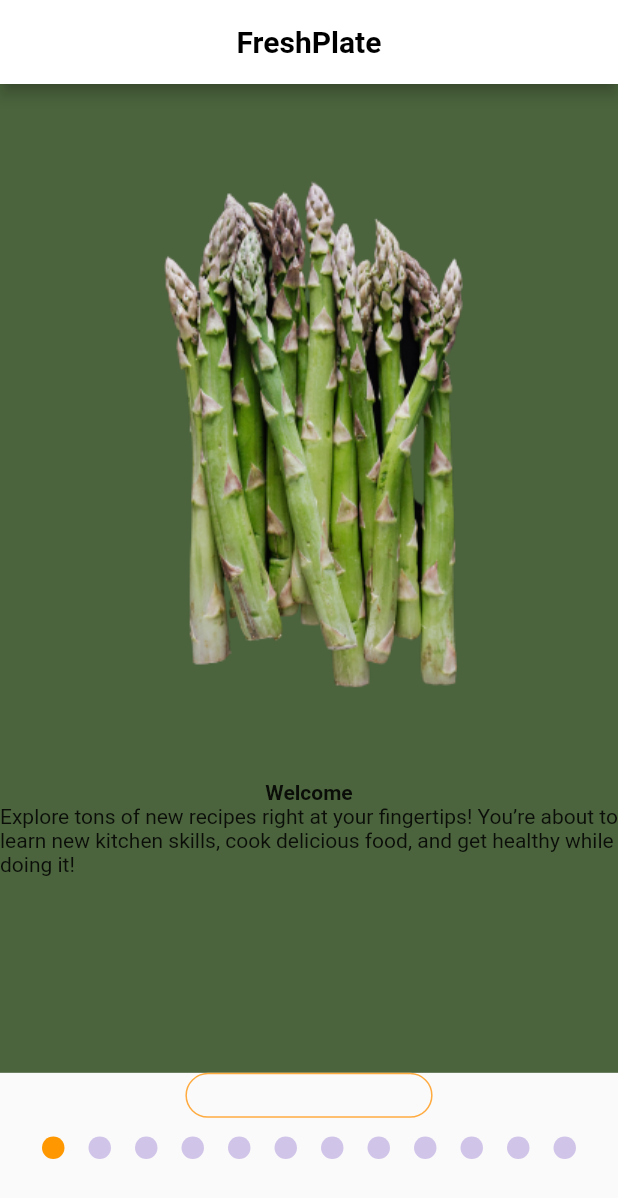
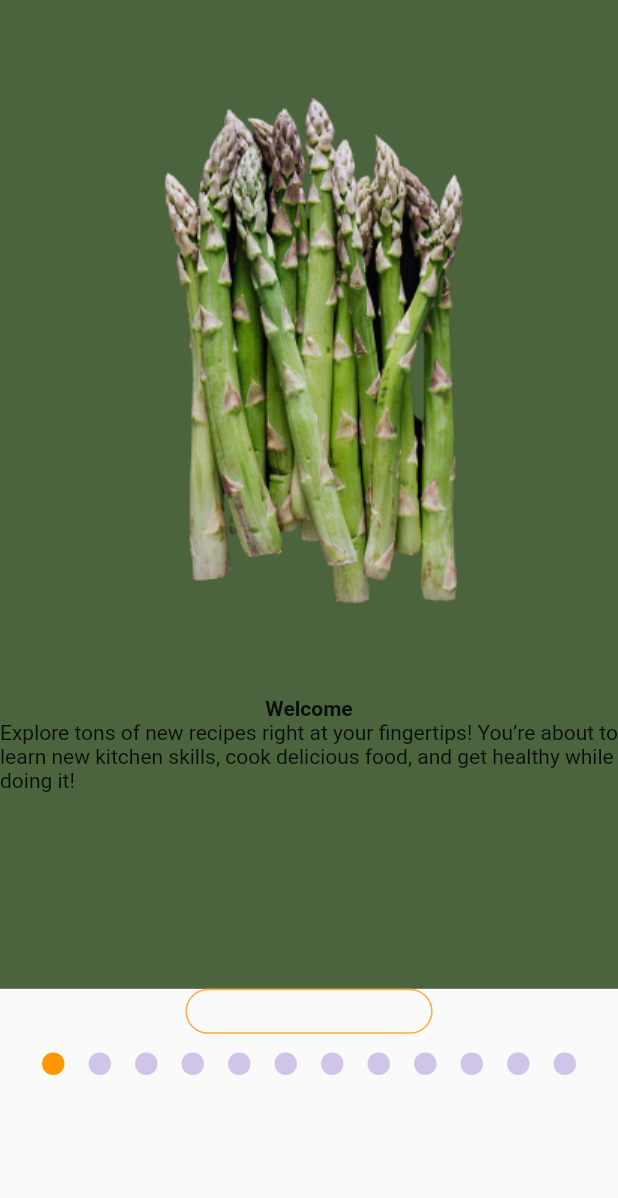
Before and after one commit to artur121255/CureAlife-dev, a Flutter app: the screen it shows after launch, on a phone screen of 412 x 824 dp. Shown: the top 1198 px of the screen. Run offline on Flutter 3.47's test engine with Material 2 defaults, Android fonts, the phone set to English and light mode, and no system bars; drawn by our look-alikes of smooth_page_indicator; our stand-ins replace firebase_auth, firebase_core, open_file, shared_preferences; missing offline and left inert: syncfusion_flutter_xlsio; accounts and stored records are empty.

```diff
--- a/lib/main.dart
+++ b/lib/main.dart
@@ -7,6 +7,7 @@ import 'package:medicalinfo2/pages/OnBoarding12.dart';
 import 'package:medicalinfo2/pages/OnBoarding13.dart';
 import 'package:medicalinfo2/pages/OnBoarding9.dart';
 import 'package:medicalinfo2/pages/OnBoarding8.dart';
+import 'package:medicalinfo2/pages/starterOnBoarding2.dart';
 import 'package:medicalinfo2/screens/register.dart';
 import 'package:medicalinfo2/screens/signin_screen.dart';
 import 'package:shared_preferences/shared_preferences.dart';
@@ -45,11 +46,12 @@ class _MyAppState extends State<MyApp> {
       theme: ThemeData(
         primarySwatch: Colors.blue,
       ),
-      initialRoute:  initScreen==0||initScreen==null? 'onBoarding' :'register',
+      initialRoute:  initScreen==0||initScreen==null? 'OnBoardingStarter' :'register',
       routes: {
         'signIn' :(context) => SignInScreen(),
         'onBoarding': (context) => Starter(),
         'register' : (context)=> Register(),
+        'OnBoardingStarter' :(context) => StarterOnBoarding(),
       },
 
 
--- a/lib/pages/starterOnBoarding2.dart
+++ b/lib/pages/starterOnBoarding2.dart
@@ -7,14 +7,14 @@ import 'package:medicalinfo2/pages/OnBoarding6.dart';
 import 'package:medicalinfo2/pages/onBoarding4.dart';
 import 'package:smooth_page_indicator/smooth_page_indicator.dart';
 
-class Starter extends StatefulWidget {
-  const Starter({Key? key}) : super(key: key);
+class StarterOnBoarding extends StatefulWidget {
+  const StarterOnBoarding({Key? key}) : super(key: key);
 
   @override
   StarterState createState() => StarterState();
 }
 
-class StarterState extends State<Starter> {
+class StarterState extends State<StarterOnBoarding> {
   final _controller = PageController();
 
   // final medicalInfo = [];
@@ -30,6 +30,9 @@ class StarterState extends State<Starter> {
     if (currentPage < 5) {
       _controller.animateToPage(currentPage + 1,
           duration: const Duration(milliseconds: 250), curve: Curves.easeInOut);
+    }
+    if(currentPage==5){
+      Navigator()
     }
   }
 
```
